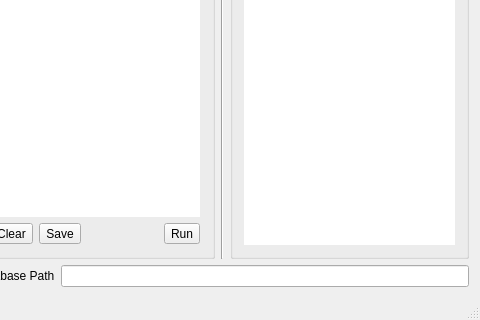
Above: app/SQirreL/gui/mainwindow.ui from ApplicationsForge/SQirreL before the change; both pictures show x 320 to 800 and y 280 to 600 of the 800 by 600 pixel window. Below: the same form after it.
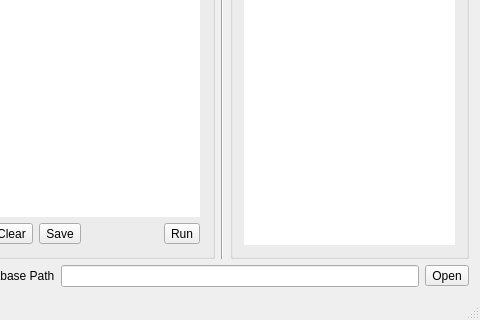
That is the form after the change. Custom widgets are drawn as their Qt base class.

```diff
--- a/app/SQirreL/gui/mainwindow.ui
+++ b/app/SQirreL/gui/mainwindow.ui
@@ -213,6 +213,13 @@
          </property>
         </widget>
        </item>
+       <item>
+        <widget class="QToolButton" name="openLocalDatabaseToolButton">
+         <property name="text">
+          <string>Open</string>
+         </property>
+        </widget>
+       </item>
       </layout>
      </widget>
     </item>
```
Left out of the diff: 5 changed lines with no effect on the pictures.
